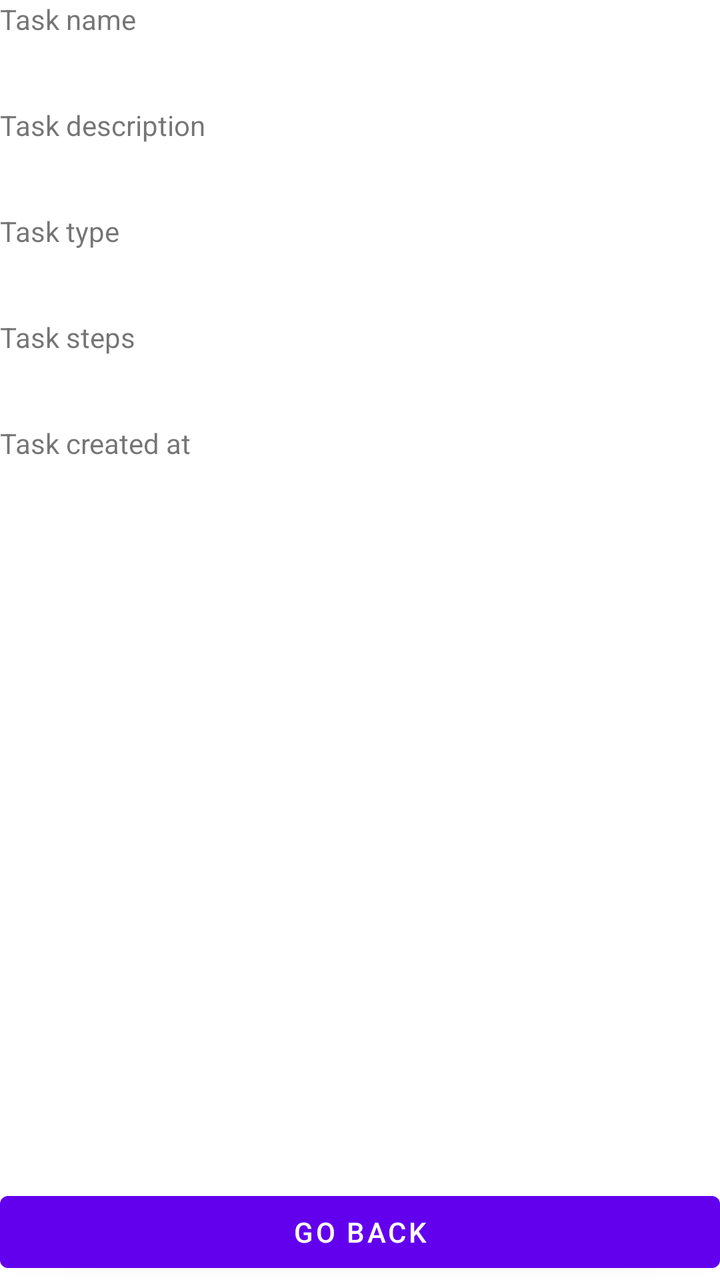
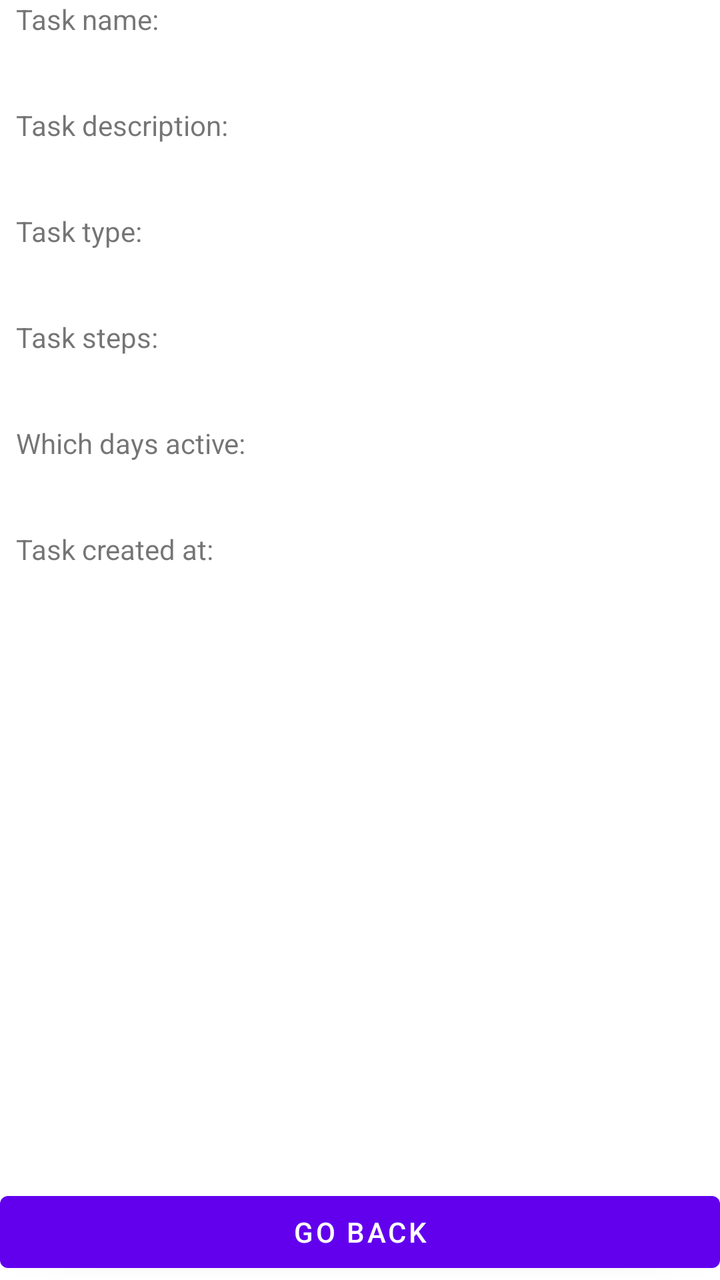

Two renders of the same Android screen: before a commit and after it. Below are the layout's source before the change and the commit's diff.
<!-- AndroidManifest.xml: application theme Theme.ToDo -->
<!-- res/layout/activity_view_task_detailed.xml -->
<?xml version="1.0" encoding="utf-8"?>
<androidx.constraintlayout.widget.ConstraintLayout xmlns:android="http://schemas.android.com/apk/res/android"
    xmlns:app="http://schemas.android.com/apk/res-auto"
    xmlns:tools="http://schemas.android.com/tools"
    android:id="@+id/main"
    android:layout_width="match_parent"
    android:layout_height="match_parent"
    tools:context=".tasks.pages.ViewTaskDetailed">

    <LinearLayout
        android:id="@+id/linearLayout2"
        android:layout_width="match_parent"
        android:layout_height="match_parent"
        android:layout_marginBottom="50dp"
        android:orientation="vertical"
        app:layout_constraintBottom_toTopOf="@+id/goBack"
        app:layout_constraintEnd_toEndOf="parent"
        app:layout_constraintStart_toStartOf="parent"
        app:layout_constraintTop_toTopOf="parent">

        <LinearLayout
            android:layout_width="match_parent"
            android:layout_height="wrap_content"
            android:layout_marginBottom="15dp"
            android:orientation="vertical">

            <TextView
                android:id="@+id/TaskNamePlain"
                android:layout_width="match_parent"
                android:layout_height="wrap_content"
                android:text="@string/Task_name" />

            <TextView
                android:id="@+id/hereIsName"
                android:layout_width="match_parent"
                android:layout_height="wrap_content" />

        </LinearLayout>

        <LinearLayout
            android:id="@+id/Desctiption"
            android:layout_width="wrap_content"
            android:layout_height="wrap_content"
            android:layout_marginBottom="15dp"
            android:orientation="vertical">

            <TextView
                android:id="@+id/textView26"
                android:layout_width="match_parent"
                android:layout_height="wrap_content"
                android:text="@string/Task_description" />

            <TextView
                android:id="@+id/hereIsDescription"
                android:layout_width="match_parent"
                android:layout_height="wrap_content" />
        </LinearLayout>

        <LinearLayout
            android:layout_width="match_parent"
            android:layout_height="wrap_content"
            android:layout_marginBottom="15dp"
            android:orientation="vertical">

            <TextView
                android:id="@+id/TaskTypePlain"
                android:layout_width="match_parent"
                android:layout_height="wrap_content"
                android:text="@string/Task_type" />

            <TextView
                android:id="@+id/hereIsType"
                android:layout_width="match_parent"
                android:layout_height="wrap_content" />
        </LinearLayout>

        <LinearLayout
            android:id="@+id/Steps"
            android:layout_width="match_parent"
            android:layout_height="wrap_content"
            android:layout_marginBottom="15dp"
            android:orientation="vertical">

            <TextView
                android:id="@+id/TaskSubSteps"
                android:layout_width="match_parent"
                android:layout_height="wrap_content"
                android:text="@string/Task_steps" />

            <TextView
                android:id="@+id/hereIsSteps"
                android:layout_width="match_parent"
                android:layout_height="wrap_content"
                android:singleLine="false" />

        </LinearLayout>

        <LinearLayout
            android:id="@+id/CreatedAt"
            android:layout_width="match_parent"
            android:layout_height="wrap_content"
            android:orientation="vertical">

            <TextView
                android:id="@+id/TaskCreatedAt"
                android:layout_width="match_parent"
                android:layout_height="wrap_content"
                android:text="@string/Task_WhenCreated" />

            <TextView
                android:id="@+id/hereIsCreatedAt"
                android:layout_width="match_parent"
                android:layout_height="wrap_content" />
        </LinearLayout>

    </LinearLayout>

    <Button
        android:id="@+id/goBack"
        android:layout_width="match_parent"
        android:layout_height="wrap_content"
        android:text="@string/GoBackBtn"
        app:layout_constraintBottom_toBottomOf="parent"
        app:layout_constraintEnd_toEndOf="parent"
        app:layout_constraintStart_toStartOf="parent" />
</androidx.constraintlayout.widget.ConstraintLayout>
<!-- resources referenced by this layout -->
<resources>
  <string name="GoBackBtn">Go back</string>
  <string name="Task_WhenCreated">Task created at</string>
  <string name="Task_description">Task description</string>
  <string name="Task_name">Task name</string>
  <string name="Task_steps">Task steps</string>
  <string name="Task_type">Task type</string>
  <style name="Theme.ToDo" parent="Theme.MaterialComponents.DayNight.DarkActionBar">
          
          <item name="colorPrimary">@color/purple_500</item>
          <item name="colorPrimaryVariant">@color/purple_700</item>
          <item name="colorOnPrimary">@color/white</item>
          
          <item name="colorSecondary">@color/teal_200</item>
          <item name="colorSecondaryVariant">@color/teal_700</item>
          <item name="colorOnSecondary">@color/black</item>
          
          <item name="android:statusBarColor">?attr/colorPrimaryVariant</item>
          
      </style>
  <color name="purple_500">#FF6200EE</color>
  <color name="purple_700">#FF3700B3</color>
  <color name="white">#FFFFFFFF</color>
  <color name="teal_200">#FF03DAC5</color>
  <color name="teal_700">#FF018786</color>
  <color name="black">#FF000000</color>
</resources>

<!-- the commit's change to res/layout/activity_view_task_detailed.xml (unified diff, before → after) -->
@@ -13,6 +13,7 @@
         android:layout_height="match_parent"
         android:layout_marginBottom="50dp"
         android:orientation="vertical"
+        android:paddingLeft="8dp"
         app:layout_constraintBottom_toTopOf="@+id/goBack"
         app:layout_constraintEnd_toEndOf="parent"
         app:layout_constraintStart_toStartOf="parent"
@@ -33,13 +34,14 @@
             <TextView
                 android:id="@+id/hereIsName"
                 android:layout_width="match_parent"
-                android:layout_height="wrap_content" />
+                android:layout_height="wrap_content"
+                android:layout_marginLeft="12dp" />
 
         </LinearLayout>
 
         <LinearLayout
             android:id="@+id/Desctiption"
-            android:layout_width="wrap_content"
+            android:layout_width="match_parent"
             android:layout_height="wrap_content"
             android:layout_marginBottom="15dp"
             android:orientation="vertical">
@@ -53,7 +55,8 @@
             <TextView
                 android:id="@+id/hereIsDescription"
                 android:layout_width="match_parent"
-                android:layout_height="wrap_content" />
+                android:layout_height="wrap_content"
+                android:layout_marginLeft="12dp" />
         </LinearLayout>
 
         <LinearLayout
@@ -71,11 +74,12 @@
             <TextView
                 android:id="@+id/hereIsType"
                 android:layout_width="match_parent"
-                android:layout_height="wrap_content" />
+                android:layout_height="wrap_content"
+                android:layout_marginLeft="12dp" />
         </LinearLayout>
 
         <LinearLayout
-            android:id="@+id/Steps"
+            android:id="@+id/StepsLL"
             android:layout_width="match_parent"
             android:layout_height="wrap_content"
             android:layout_marginBottom="15dp"
@@ -91,8 +95,35 @@
                 android:id="@+id/hereIsSteps"
                 android:layout_width="match_parent"
                 android:layout_height="wrap_content"
+                android:layout_marginLeft="12dp"
                 android:singleLine="false" />
 
+        </LinearLayout>
+
+        <LinearLayout
+            android:id="@+id/WhichDaysLL"
+            android:layout_width="match_parent"
+            android:layout_height="wrap_content"
+            android:layout_marginBottom="15dp"
+            android:orientation="vertical">
+
+            <TextView
+                android:id="@+id/textView29"
+                android:layout_width="match_parent"
+                android:layout_height="wrap_content"
+                android:text="@string/WhichDays" />
+
+            <TextView
+                android:id="@+id/hereIsDaysActive"
+                android:layout_width="match_parent"
+                android:layout_height="wrap_content"
+                android:layout_marginLeft="12dp"
+                android:breakStrategy="balanced"
+                android:ems="10"
+                android:gravity="start|top"
+                android:linksClickable="false"
+                android:maxLines="7"
+                android:singleLine="false" />
         </LinearLayout>
 
         <LinearLayout
@@ -110,7 +141,8 @@
             <TextView
                 android:id="@+id/hereIsCreatedAt"
                 android:layout_width="match_parent"
-                android:layout_height="wrap_content" />
+                android:layout_height="wrap_content"
+                android:layout_marginLeft="12dp" />
         </LinearLayout>
 
     </LinearLayout>
<!-- resource entries referenced after the edit -->
@@ -1,11 +1,12 @@
 <!-- resources referenced by this layout -->
 <resources>
   <string name="GoBackBtn">Go back</string>
-  <string name="Task_WhenCreated">Task created at</string>
-  <string name="Task_description">Task description</string>
-  <string name="Task_name">Task name</string>
-  <string name="Task_steps">Task steps</string>
-  <string name="Task_type">Task type</string>
+  <string name="Task_WhenCreated">Task created at:</string>
+  <string name="Task_description">Task description:</string>
+  <string name="Task_name">Task name:</string>
+  <string name="Task_steps">Task steps:</string>
+  <string name="Task_type">Task type:</string>
+  <string name="WhichDays">Which days active:</string>
   <style name="Theme.ToDo" parent="Theme.MaterialComponents.DayNight.DarkActionBar">
           
           <item name="colorPrimary">@color/purple_500</item>
